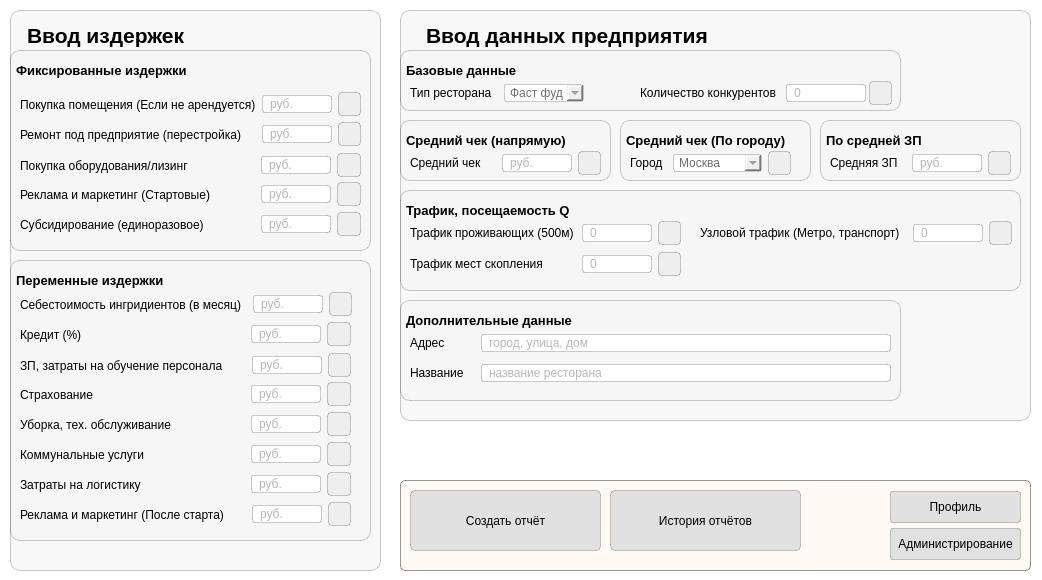
First picture: the form in setupUI.ui, repository OpexHunter/BusinessCalc, before the edit.
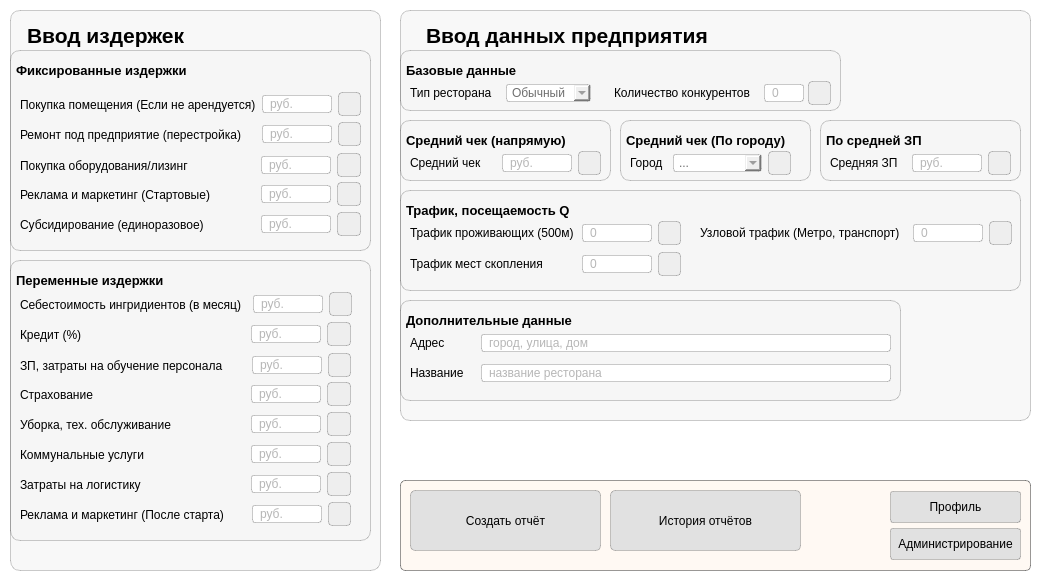
Second picture: the form after the edit. Icons and pictures are not drawn.

The edit to the form file:
```diff
--- a/setupUI.ui
+++ b/setupUI.ui
@@ -1329,7 +1329,7 @@
       <rect>
        <x>0</x>
        <y>40</y>
-       <width>501</width>
+       <width>441</width>
        <height>61</height>
       </rect>
      </property>
@@ -1379,7 +1379,7 @@
        <rect>
         <x>10</x>
         <y>30</y>
-        <width>174</width>
+        <width>181</width>
         <height>26</height>
        </rect>
       </property>
@@ -1408,18 +1408,13 @@
         <widget class="QComboBox" name="i_TR1_1">
          <property name="minimumSize">
           <size>
-           <width>80</width>
+           <width>85</width>
            <height>0</height>
           </size>
          </property>
          <property name="styleSheet">
           <string notr="true"/>
          </property>
-         <item>
-          <property name="text">
-           <string>Фаст фуд</string>
-          </property>
-         </item>
          <item>
           <property name="text">
            <string>Обычный</string>
@@ -1439,7 +1434,7 @@
        <rect>
         <x>0</x>
         <y>10</y>
-        <width>501</width>
+        <width>441</width>
         <height>21</height>
        </rect>
       </property>
@@ -1461,15 +1456,18 @@
      <widget class="QWidget" name="layoutWidget_79">
       <property name="geometry">
        <rect>
-        <x>240</x>
+        <x>210</x>
         <y>30</y>
-        <width>252</width>
+        <width>221</width>
         <height>26</height>
        </rect>
       </property>
       <layout class="QHBoxLayout" name="horizontalLayout_114">
        <property name="spacing">
-        <number>3</number>
+        <number>4</number>
+       </property>
+       <property name="leftMargin">
+        <number>4</number>
        </property>
        <item>
         <widget class="QLabel" name="label_118">
@@ -1495,7 +1493,7 @@
         <widget class="QLineEdit" name="i_TR1_2">
          <property name="minimumSize">
           <size>
-           <width>80</width>
+           <width>40</width>
            <height>0</height>
           </size>
          </property>
@@ -1963,6 +1961,11 @@
          <property name="styleSheet">
           <string notr="true"/>
          </property>
+         <item>
+          <property name="text">
+           <string>...</string>
+          </property>
+         </item>
          <item>
           <property name="text">
            <string>Москва</string>
```
Left out of the diff: 2 changed lines with no effect on the pictures.
